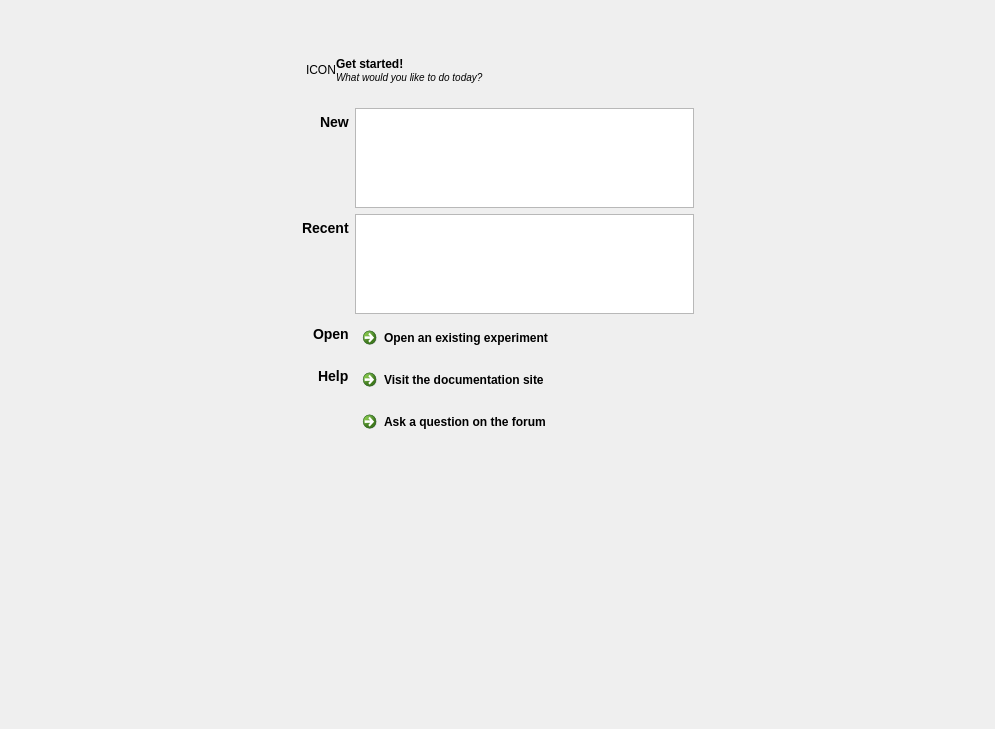
open-cogsci/OpenSesame, file resources/ui/start_new_widget.ui: the form before one commit.
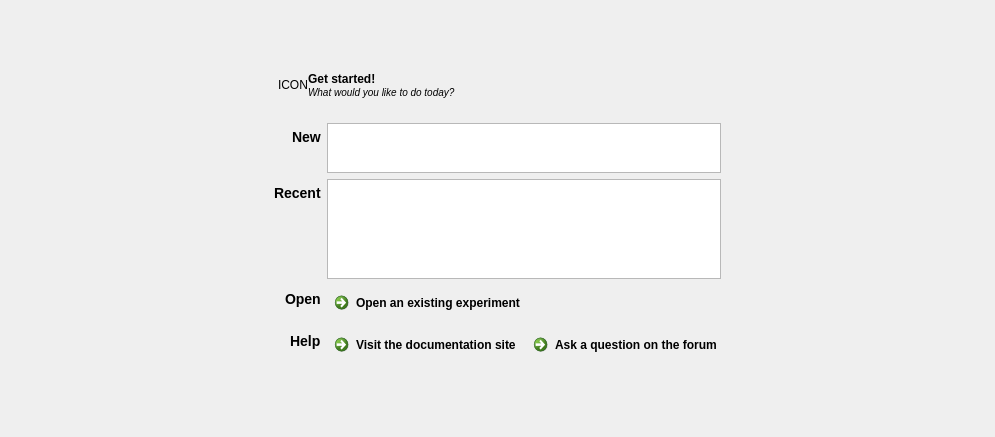
The form after the commit. Custom widgets are drawn as their Qt base class.

```diff
--- a/resources/ui/start_new_widget.ui
+++ b/resources/ui/start_new_widget.ui
@@ -7,9 +7,15 @@
     <x>0</x>
     <y>0</y>
     <width>995</width>
-    <height>729</height>
+    <height>437</height>
    </rect>
   </property>
+  <property name="sizePolicy">
+   <sizepolicy hsizetype="Expanding" vsizetype="Expanding">
+    <horstretch>0</horstretch>
+    <verstretch>0</verstretch>
+   </sizepolicy>
+  </property>
   <property name="windowTitle">
    <string>Form</string>
   </property>
@@ -26,12 +32,12 @@
          <enum>Qt::Vertical</enum>
         </property>
         <property name="sizeType">
-         <enum>QSizePolicy::Preferred</enum>
+         <enum>QSizePolicy::Expanding</enum>
         </property>
         <property name="sizeHint" stdset="0">
          <size>
           <width>20</width>
-          <height>40</height>
+          <height>8</height>
          </size>
         </property>
        </spacer>
@@ -83,7 +89,7 @@
              <set>Qt::AlignRight|Qt::AlignTrailing|Qt::AlignVCenter</set>
             </property>
             <property name="margin">
-             <number>4</number>
+             <number>0</number>
             </property>
             <item row="2" column="0">
              <widget class="QLabel" name="label_templates">
@@ -94,10 +100,16 @@
             </item>
             <item row="2" column="1">
              <widget class="QListWidget" name="list_templates">
+              <property name="sizePolicy">
+               <sizepolicy hsizetype="Expanding" vsizetype="Expanding">
+                <horstretch>0</horstretch>
+                <verstretch>0</verstretch>
+               </sizepolicy>
+              </property>
               <property name="maximumSize">
                <size>
                 <width>16777215</width>
-                <height>100</height>
+                <height>50</height>
                </size>
               </property>
              </widget>
@@ -111,12 +123,6 @@
             </item>
             <item row="4" column="1">
              <widget class="QListWidget" name="list_recent">
-              <property name="sizePolicy">
-               <sizepolicy hsizetype="Expanding" vsizetype="Preferred">
-                <horstretch>0</horstretch>
-                <verstretch>0</verstretch>
-               </sizepolicy>
-              </property>
               <property name="maximumSize">
                <size>
                 <width>16777215</width>
@@ -148,7 +154,7 @@
             </item>
             <item row="6" column="1">
              <widget class="QWidget" name="widget_3" native="true">
-              <layout class="QVBoxLayout" name="verticalLayout">
+              <layout class="QHBoxLayout" name="horizontalLayout_3">
                <property name="margin">
                 <number>0</number>
                </property>
@@ -237,6 +243,19 @@
         </layout>
        </widget>
       </item>
+      <item>
+       <spacer name="verticalSpacer_3">
+        <property name="orientation">
+         <enum>Qt::Vertical</enum>
+        </property>
+        <property name="sizeHint" stdset="0">
+         <size>
+          <width>20</width>
+          <height>8</height>
+         </size>
+        </property>
+       </spacer>
+      </item>
       <item>
        <widget class="credits_widget" name="widget_credits" native="true"/>
       </item>
```
